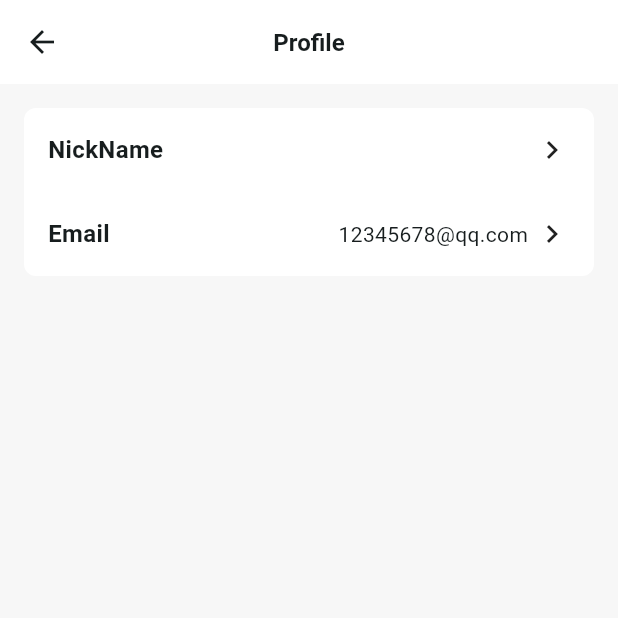
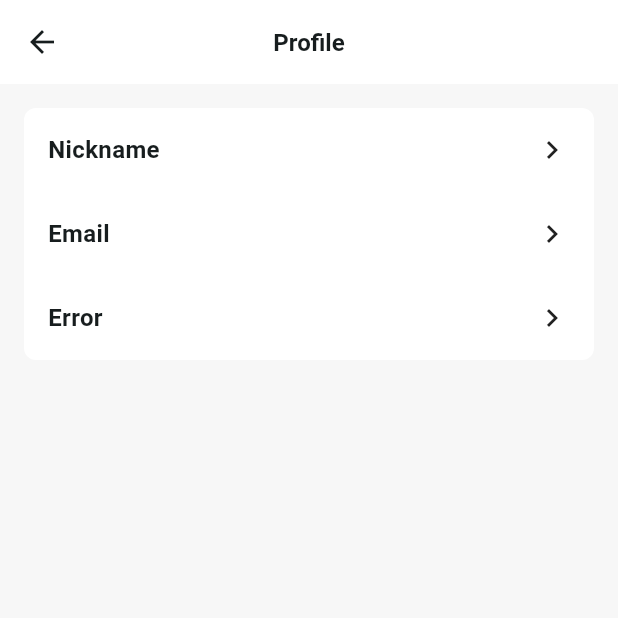
Before and after one commit to zrheasy/Flutter-Study-Project, a Flutter app: the UserPage screen opened directly with empty values, on a phone screen of 412 x 824 dp, the top half of it. Run offline on Flutter 3.47's test engine with Material 2 defaults, Android fonts, the phone set to English and light mode, and no system bars.

```diff
--- a/assets/strings.json
+++ b/assets/strings.json
@@ -1,4 +1,4 @@
 {
-  "userName": "Jack Ma",
-  "email": "12345678@qq.com"
+  "nickname": "Nickname",
+  "email": "Email"
 }
--- /dev/null
+++ b/lib/data/user.dart
@@ -0,0 +1,7 @@
+
+class User{
+  final String name;
+  final String email;
+
+  User(this.name, this.email);
+}
--- a/lib/page/home.dart
+++ b/lib/page/home.dart
@@ -2,6 +2,7 @@ import 'package:async/async.dart';
 
 import 'package:flutter/material.dart';
 import 'package:flutter_demo/data/task.dart';
+import 'package:flutter_demo/data/user.dart';
 import 'package:flutter_demo/extension/date_ext.dart';
 
 class HomePage extends StatefulWidget {
@@ -307,7 +308,7 @@ class Header extends StatelessWidget {
                 )),
             InkWell(
               onTap: () async {
-                var result = await Navigator.of(context).pushNamed('user', arguments: 'Jack Ma');
+                var result = await Navigator.of(context).pushNamed('user', arguments: User('Jack Ma', '12345678@qq.com'));
                 print("user result:$result");
               },
               child: Image.asset("assets/avatar.webp", width: 32, height: 32),
--- a/lib/page/user_page.dart
+++ b/lib/page/user_page.dart
@@ -1,10 +1,11 @@
 import 'package:flutter/material.dart';
-import 'package:flutter_demo/extension/asset_manager.dart';
+import '../extension/asset_manager.dart';
+import '../data/user.dart';
 
 class UserPage extends StatefulWidget {
-  const UserPage({super.key, required this.name});
+  const UserPage({super.key, required this.user});
 
-  final String name;
+  final User user;
 
   @override
   State<StatefulWidget> createState() => _UserPageState();
@@ -31,29 +32,39 @@ class _UserPageState extends State<UserPage> {
             margin: const EdgeInsets.all(16),
             decoration: BoxDecoration(color: Colors.white, borderRadius: BorderRadius.circular(8)),
             child: Column(children: [
-              Container(
-                margin: const EdgeInsets.all(16),
-                child: Row(crossAxisAlignment: CrossAxisAlignment.center, children: [
-                  const Text('NickName', style: TextStyle(fontSize: 16, fontWeight: FontWeight.bold)),
-                  const Expanded(child: SizedBox()),
-                  Text(widget.name),
-                  const SizedBox(width: 4),
-                  const Icon(Icons.keyboard_arrow_right_outlined)
-                ]),
-              ),
-              Container(
-                margin: const EdgeInsets.all(16),
-                child: Row(crossAxisAlignment: CrossAxisAlignment.center, children: [
-                  const Text('Email', style: TextStyle(fontSize: 16, fontWeight: FontWeight.bold)),
-                  const Expanded(child: SizedBox()),
-                  Text(AssetManager.string('email')),
-                  const SizedBox(width: 4),
-                  const Icon(Icons.keyboard_arrow_right_outlined)
-                ]),
-              )
-            ])
-        )
+              RowItem(title: AssetManager.string('nickname'), content: widget.user.name),
+              RowItem(title: AssetManager.string('email'), content: widget.user.email),
+              RowItem(
+                  title: 'Error',
+                  onClick: () {
+                    throw FlutterError('test');
+                  }),
+            ]))
       ]),
     );
   }
 }
+
+class RowItem extends StatelessWidget {
+  const RowItem({super.key, required this.title, this.content, this.onClick});
+
+  final String title;
+  final String? content;
+  final Function? onClick;
+
+  @override
+  Widget build(BuildContext context) {
+    return InkWell(
+        onTap: () => onClick?.call(),
+        child: Container(
+          margin: const EdgeInsets.all(16),
+          child: Row(crossAxisAlignment: CrossAxisAlignment.center, children: [
+            Text(title, style: const TextStyle(fontSize: 16, fontWeight: FontWeight.bold)),
+            const Expanded(child: SizedBox()),
+            Text(content ?? ''),
+            const SizedBox(width: 4),
+            const Icon(Icons.keyboard_arrow_right_outlined)
+          ]),
+        ));
+  }
+}
```
Also changed, not shown: lib/main.dart (+22 -7 lines).
